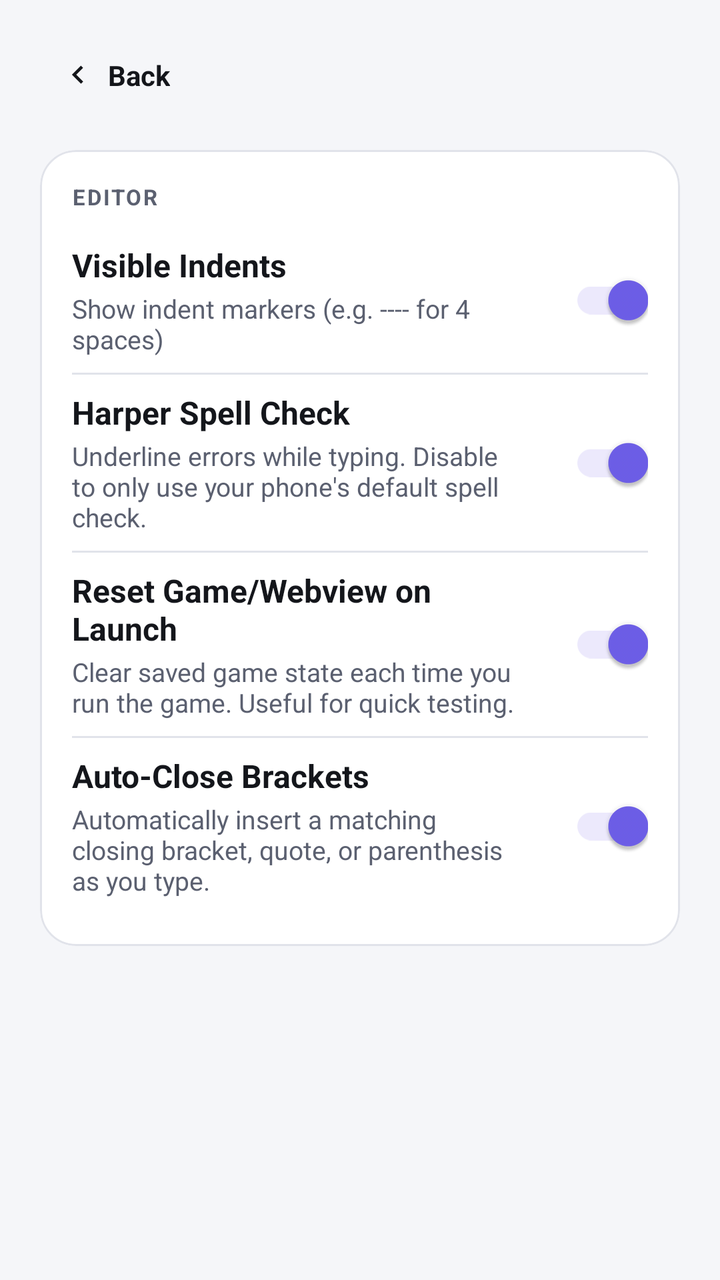
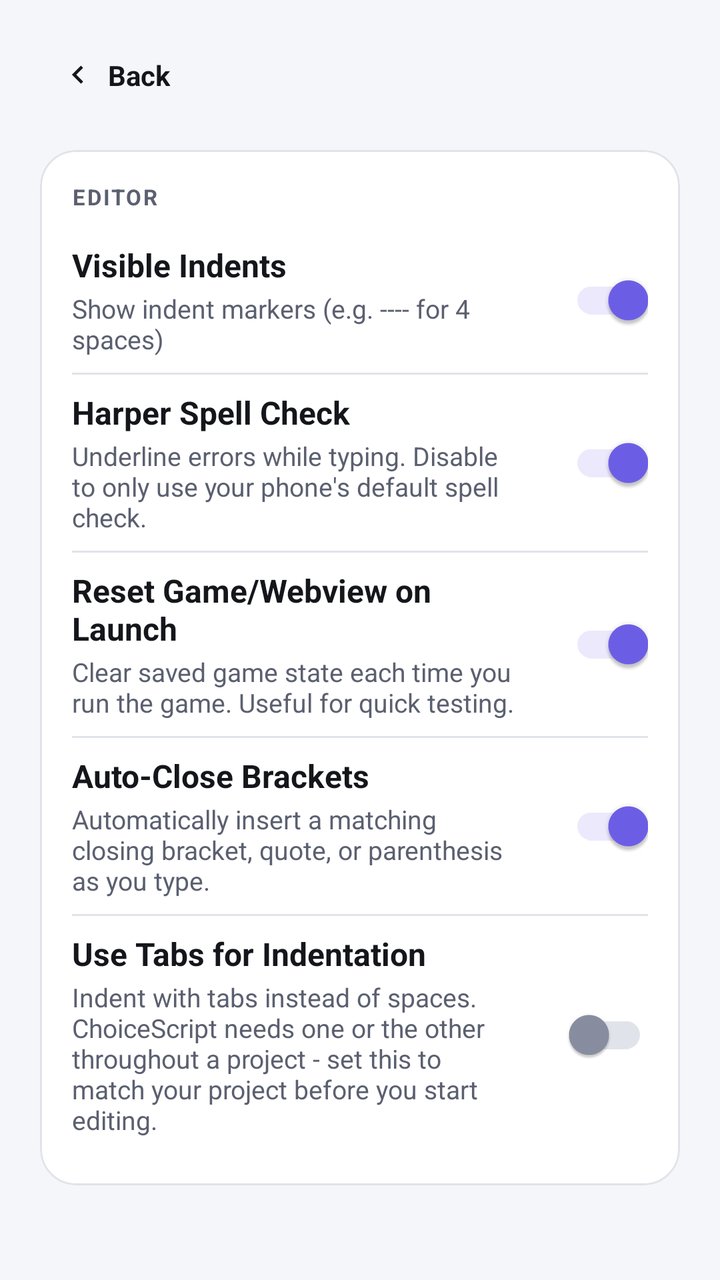

Compare the two renders of this Android layout. The source of the first and the diff that turns it into the second are given below.
<!-- AndroidManifest.xml: application theme Theme.CSIDEANDROID -->
<!-- res/layout/activity_settings.xml -->
<?xml version="1.0" encoding="utf-8"?>
<FrameLayout xmlns:android="http://schemas.android.com/apk/res/android"
    xmlns:app="http://schemas.android.com/apk/res-auto"
    android:layout_width="match_parent"
    android:layout_height="match_parent">

    <LinearLayout
        android:id="@+id/settingsRoot"
        android:layout_width="match_parent"
        android:layout_height="match_parent"
        android:orientation="vertical"
        android:background="@color/pb_bg"
        android:padding="20dp">

        <LinearLayout
            android:id="@+id/btnSettingsBack"
            android:layout_width="wrap_content"
            android:layout_height="wrap_content"
            android:orientation="horizontal"
            android:gravity="center_vertical"
            android:background="@drawable/bg_nav_item"
            android:paddingStart="10dp"
            android:paddingEnd="15dp"
            android:paddingTop="8dp"
            android:paddingBottom="8dp"
            android:clickable="true"
            android:focusable="true">

            <ImageView
                android:layout_width="18dp"
                android:layout_height="18dp"
                android:src="@drawable/ic_chevron_right_24"
                android:rotation="180"
                app:tint="@color/pb_text_primary"
                android:contentDescription="@null" />

            <TextView
                android:layout_width="wrap_content"
                android:layout_height="wrap_content"
                android:layout_marginStart="6dp"
                android:text="Back"
                android:textSize="14sp"
                android:textStyle="bold"
                android:textColor="@color/pb_text_primary" />

        </LinearLayout>

        <com.google.android.material.card.MaterialCardView
            android:layout_width="match_parent"
            android:layout_height="wrap_content"
            android:layout_marginTop="20dp"
            app:cardBackgroundColor="@color/pb_surface"
            app:cardCornerRadius="@dimen/pb_card_corner_radius"
            app:cardElevation="0dp"
            app:strokeColor="@color/pb_border"
            app:strokeWidth="1dp">

            <LinearLayout
                android:layout_width="match_parent"
                android:layout_height="wrap_content"
                android:orientation="vertical"
                android:padding="16dp">

                <TextView
                    android:layout_width="match_parent"
                    android:layout_height="wrap_content"
                    android:text="EDITOR"
                    android:textSize="11sp"
                    android:textStyle="bold"
                    android:letterSpacing="0.08"
                    android:textColor="@color/pb_text_secondary"
                    android:paddingBottom="8dp" />

                
                <LinearLayout
                    android:layout_width="match_parent"
                    android:layout_height="wrap_content"
                    android:orientation="horizontal"
                    android:gravity="center_vertical"
                    android:paddingTop="8dp"
                    android:paddingBottom="8dp">

                    <LinearLayout
                        android:layout_width="0dp"
                        android:layout_height="wrap_content"
                        android:layout_weight="1"
                        android:orientation="vertical">

                        <TextView
                            android:layout_width="wrap_content"
                            android:layout_height="wrap_content"
                            android:text="Visible Indents"
                            android:textSize="16sp"
                            android:textStyle="bold"
                            android:textColor="@color/pb_text_primary" />

                        <TextView
                            android:layout_width="wrap_content"
                            android:layout_height="wrap_content"
                            android:text="Show indent markers (e.g. ---- for 4 spaces)"
                            android:textSize="13sp"
                            android:textColor="@color/pb_text_secondary"
                            android:layout_marginTop="2dp" />

                    </LinearLayout>

                    <com.google.android.material.switchmaterial.SwitchMaterial
                        android:id="@+id/switchVisibleIndents"
                        android:layout_width="wrap_content"
                        android:layout_height="wrap_content"
                        android:layout_marginStart="16dp"
                        app:thumbTint="@color/pb_switch_thumb"
                        app:trackTint="@color/pb_switch_track"
                        android:checked="true" />

                </LinearLayout>

                <View
                    android:layout_width="match_parent"
                    android:layout_height="1dp"
                    android:background="@color/pb_border" />

                
                <LinearLayout
                    android:layout_width="match_parent"
                    android:layout_height="wrap_content"
                    android:orientation="horizontal"
                    android:gravity="center_vertical"
                    android:paddingTop="8dp"
                    android:paddingBottom="8dp">

                    <LinearLayout
                        android:layout_width="0dp"
                        android:layout_height="wrap_content"
                        android:layout_weight="1"
                        android:orientation="vertical">

                        <TextView
                            android:layout_width="wrap_content"
                            android:layout_height="wrap_content"
                            android:text="Harper Spell Check"
                            android:textSize="16sp"
                            android:textStyle="bold"
                            android:textColor="@color/pb_text_primary" />

                        <TextView
                            android:layout_width="wrap_content"
                            android:layout_height="wrap_content"
                            android:text="Underline errors while typing. Disable to only use your phone's default spell check."
                            android:textSize="13sp"
                            android:textColor="@color/pb_text_secondary"
                            android:layout_marginTop="2dp" />

                    </LinearLayout>

                    <com.google.android.material.switchmaterial.SwitchMaterial
                        android:id="@+id/switchSpellCheck"
                        android:layout_width="wrap_content"
                        android:layout_height="wrap_content"
                        android:layout_marginStart="16dp"
                        app:thumbTint="@color/pb_switch_thumb"
                        app:trackTint="@color/pb_switch_track"
                        android:checked="true" />

                </LinearLayout>

                <View
                    android:layout_width="match_parent"
                    android:layout_height="1dp"
                    android:background="@color/pb_border" />

                
                <LinearLayout
                    android:layout_width="match_parent"
                    android:layout_height="wrap_content"
                    android:orientation="horizontal"
                    android:gravity="center_vertical"
                    android:paddingTop="8dp"
                    android:paddingBottom="8dp">

                    <LinearLayout
                        android:layout_width="0dp"
                        android:layout_height="wrap_content"
                        android:layout_weight="1"
                        android:orientation="vertical">

                        <TextView
                            android:layout_width="wrap_content"
                            android:layout_height="wrap_content"
                            android:text="Reset Game/Webview on Launch"
                            android:textSize="16sp"
                            android:textStyle="bold"
                            android:textColor="@color/pb_text_primary" />

                        <TextView
                            android:layout_width="wrap_content"
                            android:layout_height="wrap_content"
                            android:text="Clear saved game state each time you run the game. Useful for quick testing."
                            android:textSize="13sp"
                            android:textColor="@color/pb_text_secondary"
                            android:layout_marginTop="2dp" />

                    </LinearLayout>

                    <com.google.android.material.switchmaterial.SwitchMaterial
                        android:id="@+id/switchResetOnLaunch"
                        android:layout_width="wrap_content"
                        android:layout_height="wrap_content"
                        android:layout_marginStart="16dp"
                        app:thumbTint="@color/pb_switch_thumb"
                        app:trackTint="@color/pb_switch_track"
                        android:checked="true" />

                </LinearLayout>

                <View
                    android:layout_width="match_parent"
                    android:layout_height="1dp"
                    android:background="@color/pb_border" />

                
                <LinearLayout
                    android:layout_width="match_parent"
                    android:layout_height="wrap_content"
                    android:orientation="horizontal"
                    android:gravity="center_vertical"
                    android:paddingTop="8dp"
                    android:paddingBottom="8dp">

                    <LinearLayout
                        android:layout_width="0dp"
                        android:layout_height="wrap_content"
                        android:layout_weight="1"
                        android:orientation="vertical">

                        <TextView
                            android:layout_width="wrap_content"
                            android:layout_height="wrap_content"
                            android:text="Auto-Close Brackets"
                            android:textSize="16sp"
                            android:textStyle="bold"
                            android:textColor="@color/pb_text_primary" />

                        <TextView
                            android:layout_width="wrap_content"
                            android:layout_height="wrap_content"
                            android:text="Automatically insert a matching closing bracket, quote, or parenthesis as you type."
                            android:textSize="13sp"
                            android:textColor="@color/pb_text_secondary"
                            android:layout_marginTop="2dp" />

                    </LinearLayout>

                    <com.google.android.material.switchmaterial.SwitchMaterial
                        android:id="@+id/switchAutoCloseBrackets"
                        android:layout_width="wrap_content"
                        android:layout_height="wrap_content"
                        android:layout_marginStart="16dp"
                        app:thumbTint="@color/pb_switch_thumb"
                        app:trackTint="@color/pb_switch_track"
                        android:checked="true" />

                </LinearLayout>

            </LinearLayout>

        </com.google.android.material.card.MaterialCardView>

    </LinearLayout>

    <View
        android:id="@+id/topFillBarSettings"
        android:layout_width="match_parent"
        android:layout_height="0dp"
        android:background="@color/pb_bg_top"
        android:layout_gravity="top"
        android:elevation="8dp" />

</FrameLayout>
<!-- resources referenced by this layout -->
<resources>
  <color name="pb_bg">#F5F6F9</color>
  <color name="pb_bg_top">#5B6070</color>
  <color name="pb_border">#E1E3EA</color>
  <color name="pb_surface">#FFFFFF</color>
  <color name="pb_text_primary">#14161B</color>
  <color name="pb_text_secondary">#5B6070</color>
  <dimen name="pb_card_corner_radius">18dp</dimen>
  <!-- drawable bg_nav_item (drawable) -->
  <ripple xmlns:android="http://schemas.android.com/apk/res/android"
      android:color="#337C6BFF">
      <item>
          <shape android:shape="rectangle">
              <corners android:radius="14dp" />
              <solid android:color="@android:color/transparent" />
          </shape>
      </item>
  </ripple>
  <!-- drawable ic_chevron_right_24 (drawable) -->
  <vector xmlns:android="http://schemas.android.com/apk/res/android"
      android:width="24dp"
      android:height="24dp"
      android:viewportWidth="24"
      android:viewportHeight="24"
      android:tint="#FFFFFF">
      <path
          android:fillColor="#FF000000"
          android:pathData="M8.59,16.59L13.17,12L8.59,7.41L10,6l6,6l-6,6L8.59,16.59z" />
  </vector>
  <style name="Theme.CSIDEANDROID" parent="Base.Theme.CSIDEANDROID" />
  <style name="Base.Theme.CSIDEANDROID" parent="Theme.Material3.DayNight.NoActionBar">
      </style>
</resources>

<!-- the commit's change to res/layout/activity_settings.xml (unified diff, before → after) -->
@@ -262,6 +262,55 @@
 
                 </LinearLayout>
 
+                <View
+                    android:layout_width="match_parent"
+                    android:layout_height="1dp"
+                    android:background="@color/pb_border" />
+
+                
+                <LinearLayout
+                    android:layout_width="match_parent"
+                    android:layout_height="wrap_content"
+                    android:orientation="horizontal"
+                    android:gravity="center_vertical"
+                    android:paddingTop="8dp"
+                    android:paddingBottom="8dp">
+
+                    <LinearLayout
+                        android:layout_width="0dp"
+                        android:layout_height="wrap_content"
+                        android:layout_weight="1"
+                        android:orientation="vertical">
+
+                        <TextView
+                            android:layout_width="wrap_content"
+                            android:layout_height="wrap_content"
+                            android:text="Use Tabs for Indentation"
+                            android:textSize="16sp"
+                            android:textStyle="bold"
+                            android:textColor="@color/pb_text_primary" />
+
+                        <TextView
+                            android:layout_width="wrap_content"
+                            android:layout_height="wrap_content"
+                            android:text="Indent with tabs instead of spaces. ChoiceScript needs one or the other throughout a project - set this to match your project before you start editing."
+                            android:textSize="13sp"
+                            android:textColor="@color/pb_text_secondary"
+                            android:layout_marginTop="2dp" />
+
+                    </LinearLayout>
+
+                    <com.google.android.material.switchmaterial.SwitchMaterial
+                        android:id="@+id/switchUseTabs"
+                        android:layout_width="wrap_content"
+                        android:layout_height="wrap_content"
+                        android:layout_marginStart="16dp"
+                        app:thumbTint="@color/pb_switch_thumb"
+                        app:trackTint="@color/pb_switch_track"
+                        android:checked="false" />
+
+                </LinearLayout>
+
             </LinearLayout>
 
         </com.google.android.material.card.MaterialCardView>
